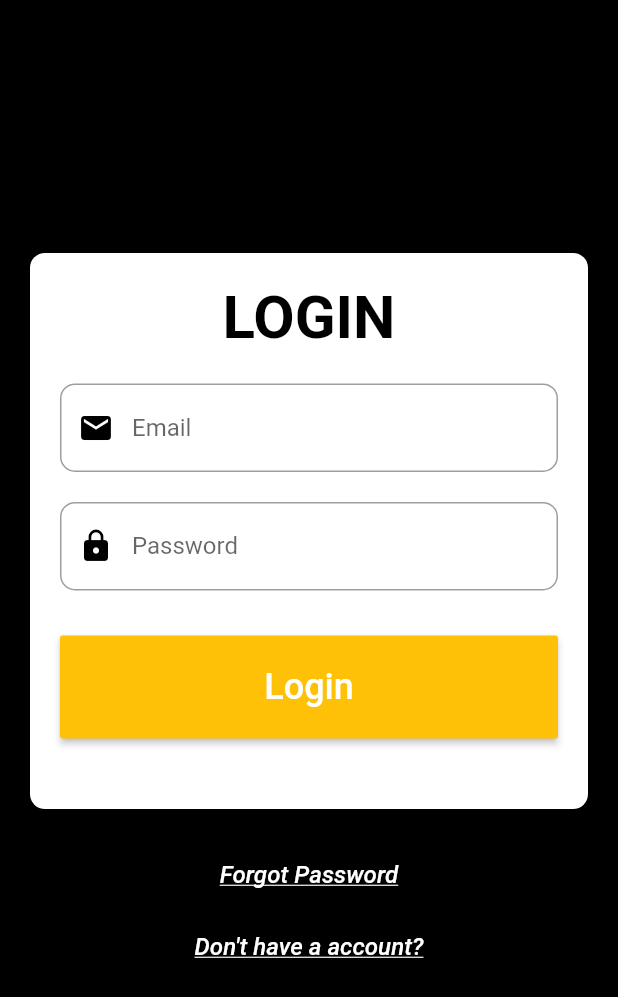
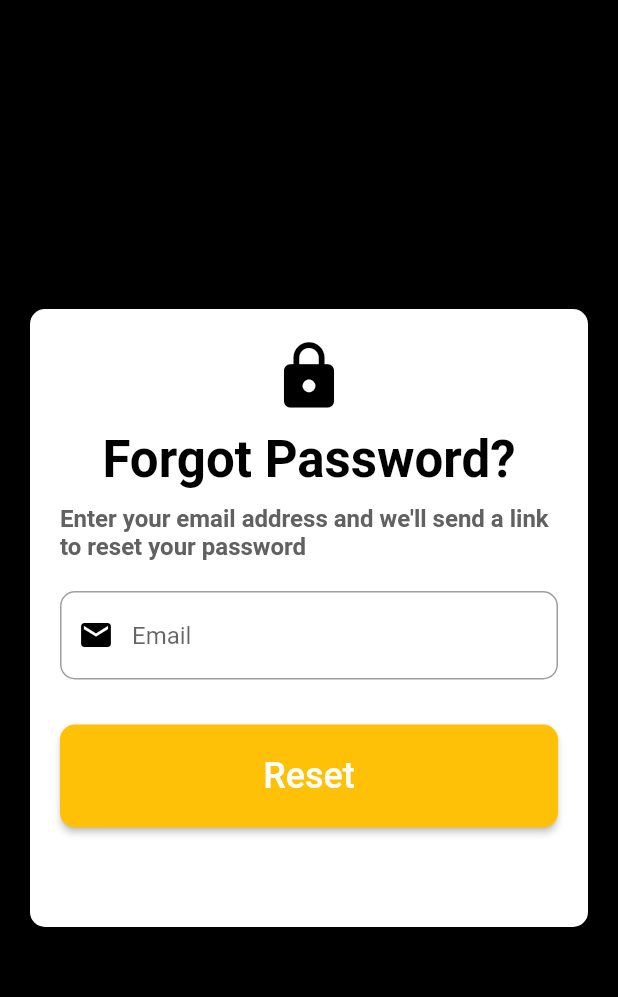
Before and after one commit to UtkarshA135/vithack, a Flutter app: the screen it shows after launch, after a tap on "Forgot Password", on a phone screen of 412 x 824 dp. Shown: the top 997 px of the screen. Run offline on Flutter 3.47's test engine with Material 2 defaults, Android fonts, the phone set to English and light mode, and no system bars.

Commit message:
My commit

```diff
--- /dev/null
+++ b/lib/forgot.dart
@@ -0,0 +1,93 @@
+import 'package:flutter/material.dart';
+
+class Forgot extends StatelessWidget {
+  @override
+  Widget build(BuildContext context) {
+    return Scaffold(
+        backgroundColor: Colors.black,
+      body: SafeArea(
+              child: Padding(
+                padding: const EdgeInsets.symmetric(horizontal: 20.0),
+                child: Column(
+                  mainAxisAlignment: MainAxisAlignment.center,
+
+          children: <Widget>[
+
+
+          Center(
+            child: Container(
+                 padding: EdgeInsets.symmetric(horizontal: 20.0,vertical: 20.0),
+                 height: 0.5*MediaQuery.of(context).size.height,
+                 decoration: BoxDecoration(
+                   color: Colors.white,
+                   borderRadius: BorderRadius.circular(10.0),
+                 ),
+
+                 child: Column(
+                   children: <Widget>[
+                     Icon(Icons.lock,
+                     color: Colors.black,
+                     size: 50.0,
+                     ),
+                     SizedBox(height: 10.0,),
+                     Center(
+              child: Text("Forgot Password?",
+              style: TextStyle(
+                color: Colors.black,
+                fontSize: 34.0,
+                fontWeight: FontWeight.bold,
+              ),
+              ),
+
+            ),
+            SizedBox(height: 10.0,),
+            Text("Enter your email address and we'll send a link to reset your password",
+              style: TextStyle(
+                color: Colors.grey[700],
+                fontSize: 16.0,
+                fontWeight: FontWeight.bold,
+              ),
+              ),
+
+                     SizedBox(height: 20.0,),
+                     TextFormField(
+                       decoration: InputDecoration(
+                        prefixIcon: Icon(Icons.email,
+                        color: Colors.black,
+                        ),
+                         hintText: "Email",
+                        border: OutlineInputBorder(
+                          borderRadius: BorderRadius.circular(10.0),
+                        ),
+                       ),
+                     ),
+
+                     SizedBox(height: 30.0,),
+                     MaterialButton(onPressed: (){},
+                    minWidth: MediaQuery.of(context).size.width,
+                    shape: RoundedRectangleBorder(borderRadius: BorderRadius.circular(10)),
+                     color: Colors.amber,
+                    height: MediaQuery.of(context).size.height/12,
+                    child: Text("Reset",
+                    style: TextStyle(
+                      color: Colors.white,
+                      fontSize: 24.0,
+
+                      //fontWeight: FontWeight.bold,
+                    ),
+                    ),
+                     )
+                   ],
+                 ),
+            ),
+          ),
+
+
+          ],
+        ),
+              ),
+      ),
+
+    );
+  }
+}
--- a/lib/login.dart
+++ b/lib/login.dart
@@ -1,6 +1,10 @@
 import 'package:flutter/widgets.dart';
 import 'package:flutter/material.dart';
-import 'package:global_cert/main.dart';
+import 'package:global_cert/forgot.dart';
+import 'package:global_cert/register.dart';
+
+
+//import 'package:global_cert/main.dart';
 
 class Login extends StatelessWidget {
   @override
@@ -92,7 +96,12 @@
                 height: 20.0,
               ),
               MaterialButton(
-                onPressed: () {},
+                onPressed: () {
+                  Navigator.push(
+                    context,
+                    MaterialPageRoute(builder: (context) => Forgot()),
+                  );
+                },
                 minWidth: MediaQuery.of(context).size.width,
                 color: Colors.black,
                 height: MediaQuery.of(context).size.height / 18,
@@ -106,12 +115,13 @@
                   ),
                 ),
               ),
-
               MaterialButton(
-                onPressed: () { Navigator.push(
-    context,
-    MaterialPageRoute(builder: (context) => Register()),
-  );},
+                onPressed: () {
+                  Navigator.push(
+                    context,
+                    MaterialPageRoute(builder: (context) => Register()),
+                  );
+                },
                 minWidth: MediaQuery.of(context).size.width,
                 color: Colors.black,
                 height: MediaQuery.of(context).size.height / 18,
```
Also changed, not shown: lib/main.dart (+2 -99 lines), lib/register.dart (added, +99 -0 lines), lib/main_screen.dart (deleted).
